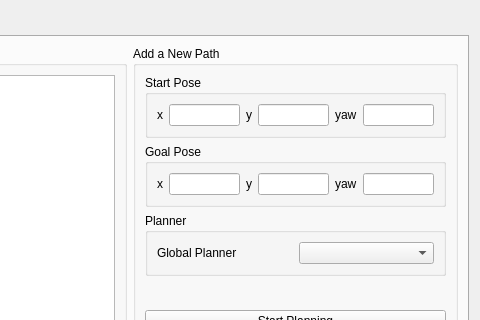
Old version of the form src/rviz_plugins/rmpv/ui/rmpv.ui in the repository ai-winter/ros_motion_planning_visualizer; both pictures show x 320 to 800 and y 0 to 320 of the 800 by 600 pixel window.
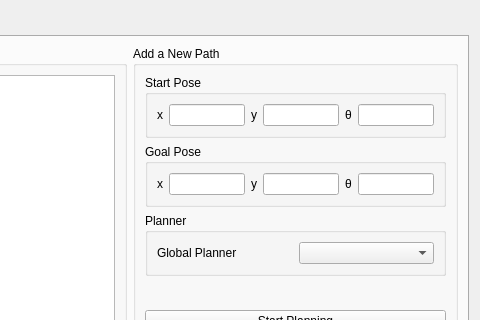
New version of the form.

Patch:
```diff
--- a/src/rviz_plugins/rmpv/ui/rmpv.ui
+++ b/src/rviz_plugins/rmpv/ui/rmpv.ui
@@ -89,7 +89,7 @@
              <item>
               <widget class="QLabel" name="label_path_add_start_yaw">
                <property name="text">
-                <string>yaw</string>
+                <string>θ</string>
                </property>
               </widget>
              </item>
@@ -131,7 +131,7 @@
              <item>
               <widget class="QLabel" name="label_path_add_goal_yaw">
                <property name="text">
-                <string>yaw</string>
+                <string>θ</string>
                </property>
               </widget>
              </item>
```
Left out of the diff: 20 changed lines with no effect on the pictures.
